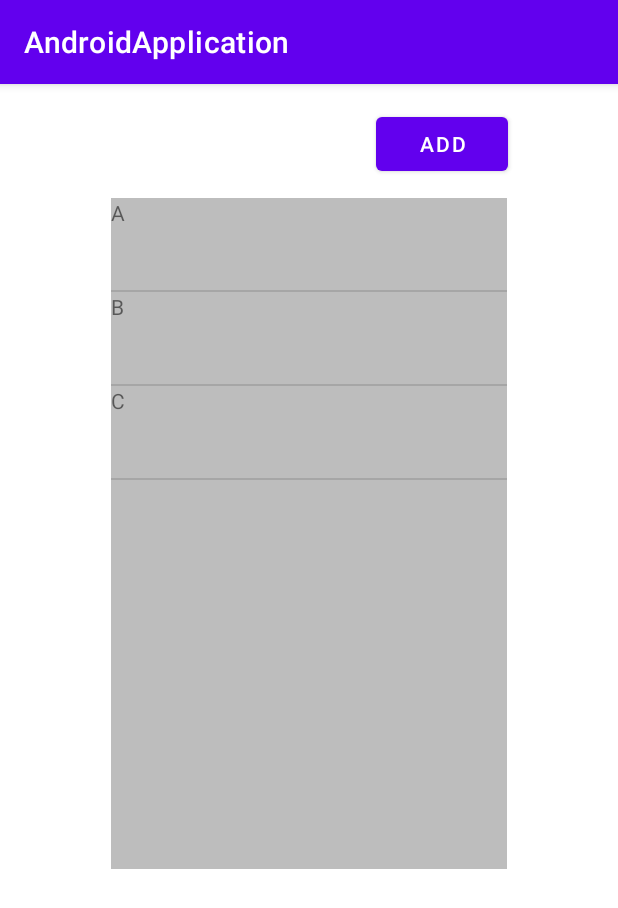
After one commit to Thom719c/AndroidApplication-MobileDevelopment, an Android app: the SimplyList screen opened directly, with no data from a screen before it, on a phone screen of 412 x 824 dp. The commit adds this screen. Shown: the top 908 px of the screen. Run offline under Robolectric (Android 15) with nearby library versions, the phone set to English and light mode, and no system bars.

Commit message:
Simple List

```diff
--- a/app/src/main/AndroidManifest.xml
+++ b/app/src/main/AndroidManifest.xml
@@ -11,6 +11,12 @@
         android:supportsRtl="true"
         android:theme="@style/Theme.AndroidApplication"
         tools:targetApi="31">
+        <activity
+            android:name=".DetailActivity"
+            android:exported="false" />
+        <activity
+            android:name=".SimplyList"
+            android:exported="false" />
         <activity
             android:name=".BusinessCard"
             android:exported="false" />
--- a/app/src/main/java/com/example/androidapplication/MainActivity.java
+++ b/app/src/main/java/com/example/androidapplication/MainActivity.java
@@ -35,4 +35,8 @@ public class MainActivity extends AppCompatActivity {
     public void goToCalculatorBtnPressed(View view) {
         startActivity(new Intent(this, Calculator.class));
     }
+
+    public void SimplyListBtnPressed(View view) {
+        startActivity(new Intent(this, SimplyList.class));
+    }
 }
--- /dev/null
+++ b/app/src/main/java/com/example/androidapplication/SimplyList.java
@@ -0,0 +1,55 @@
+package com.example.androidapplication;
+
+import androidx.appcompat.app.AppCompatActivity;
+
+import android.content.Intent;
+import android.os.Bundle;
+import android.view.View;
+import android.widget.ArrayAdapter;
+import android.widget.ListView;
+import android.widget.TextView;
+
+import org.w3c.dom.Text;
+
+import java.util.ArrayList;
+import java.util.Arrays;
+import java.util.List;
+
+public class SimplyList extends AppCompatActivity {
+
+    private ListView listView;
+    private ArrayAdapter<String> adapter;
+
+    //private String[] values = new String[3];
+    private List<String> values = new ArrayList<>();
+
+    @Override
+    protected void onCreate(Bundle savedInstanceState) {
+        super.onCreate(savedInstanceState);
+        setContentView(R.layout.activity_simply_list);
+
+        addValues();
+        listView = findViewById(R.id.listView);
+        adapter = new ArrayAdapter<>(this, R.layout.myrow, R.id.rowTextView, values);
+        listView.setAdapter(adapter);
+        listView.setOnItemClickListener((listView, linearLayout, pos, id) -> {
+            // System.out.println("parent: " + listView.getClass().getName()); // parent
+            // System.out.println("view: " + linearLayout.getClass().getName()); // view
+            TextView tv = linearLayout.findViewById(R.id.rowTextView);
+            System.out.println("you pressed " + tv.getText());
+            Intent intent = new Intent(this, DetailActivity.class);
+            startActivity(intent);
+        });
+    }
+
+    private void addValues() {
+        values.add("A");
+        values.add("B");
+        values.add("C");
+    }
+
+    public void addPressed(View view) {
+        values.add("New Value");
+        adapter.notifyDataSetChanged(); // Should update the layout
+    }
+}
--- /dev/null
+++ b/app/src/main/res/layout/activity_simply_list.xml
@@ -0,0 +1,32 @@
+<?xml version="1.0" encoding="utf-8"?>
+<androidx.constraintlayout.widget.ConstraintLayout xmlns:android="http://schemas.android.com/apk/res/android"
+    xmlns:app="http://schemas.android.com/apk/res-auto"
+    xmlns:tools="http://schemas.android.com/tools"
+    android:layout_width="match_parent"
+    android:layout_height="match_parent"
+    tools:context=".SimplyList">
+
+    <ListView
+        android:id="@+id/listView"
+        android:layout_width="264dp"
+        android:layout_height="447dp"
+        android:layout_marginStart="74dp"
+        android:layout_marginTop="76dp"
+        android:layout_marginEnd="74dp"
+        android:background="#BDBDBD"
+        app:layout_constraintEnd_toEndOf="parent"
+        app:layout_constraintHorizontal_bias="0.0"
+        app:layout_constraintStart_toStartOf="parent"
+        app:layout_constraintTop_toTopOf="parent" />
+
+    <Button
+        android:id="@+id/addButton"
+        android:layout_width="wrap_content"
+        android:layout_height="wrap_content"
+        android:layout_marginTop="16dp"
+        android:layout_marginEnd="73dp"
+        android:onClick="addPressed"
+        android:text="Add"
+        app:layout_constraintEnd_toEndOf="parent"
+        app:layout_constraintTop_toTopOf="parent" />
+</androidx.constraintlayout.widget.ConstraintLayout>
--- /dev/null
+++ b/app/src/main/res/layout/myrow.xml
@@ -0,0 +1,13 @@
+<?xml version="1.0" encoding="utf-8"?>
+<LinearLayout xmlns:android="http://schemas.android.com/apk/res/android"
+    android:id="@+id/rowLinearLayout"
+    android:layout_width="match_parent"
+    android:layout_height="match_parent"
+    android:orientation="vertical">
+
+    <TextView
+        android:id="@+id/rowTextView"
+        android:layout_width="match_parent"
+        android:layout_height="61dp"
+        android:text="TextView" />
+</LinearLayout>
```
Also changed, not shown: app/src/main/java/com/example/androidapplication/DetailActivity.java (added, +14 -0 lines), app/src/main/res/layout/activity_detail.xml (added, +21 -0 lines), app/src/main/res/layout/activity_main.xml (+11 -0 lines).
